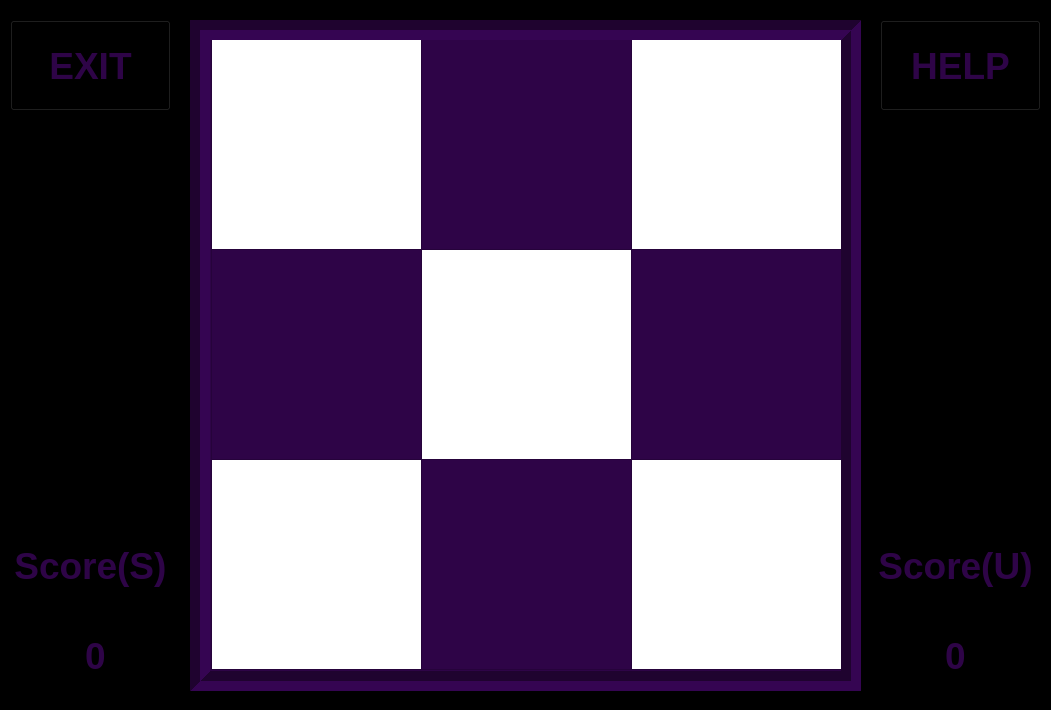
The window that susgame.ui (Mohammed-3tef/Tic_Tac_Masterpiece_GUI) describes before a commit, drawn with Qt 5.
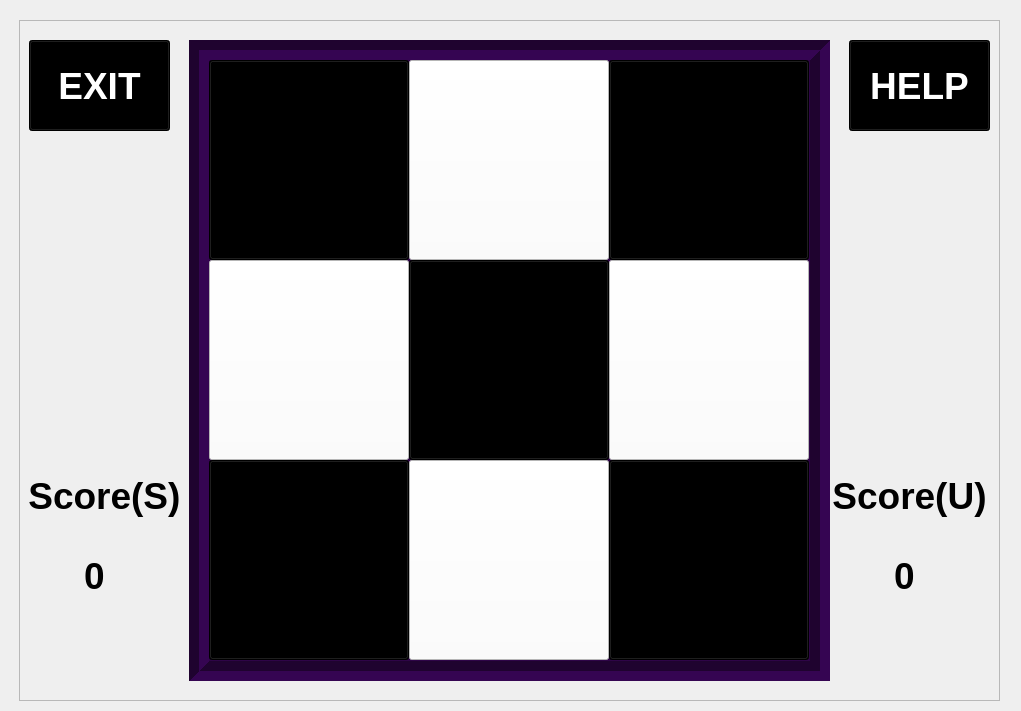
The same window after the commit.

The edit to the form file:
```diff
--- a/susgame.ui
+++ b/susgame.ui
@@ -6,521 +6,407 @@
    <rect>
     <x>0</x>
     <y>0</y>
-    <width>1051</width>
-    <height>710</height>
+    <width>1021</width>
+    <height>711</height>
    </rect>
   </property>
   <property name="windowTitle">
    <string>MainWindow</string>
   </property>
   <property name="styleSheet">
-   <string notr="true">background-color: rgb(0, 0, 0);
-color:  rgba(46, 4, 71, 255);
-text-align: center;
-    justify-content: center;
-    align-items: center;
-    display: flex;</string>
+   <string notr="true">QMainWindow {
+	background: qlineargradient(
+    spread:pad, 
+    x1:0, y1:0, 
+    x2:1, y2:0, 
+    stop:0 rgba(0, 0, 0, 255), 
+    stop:0.5 rgba(46, 4, 71, 255), 
+    stop:1 rgba(0, 0, 0, 255)
+);
+
+}</string>
   </property>
   <widget class="QWidget" name="centralwidget">
-   <widget class="QPushButton" name="exitButton">
+   <widget class="QFrame" name="sus">
     <property name="geometry">
      <rect>
-      <x>10</x>
+      <x>19</x>
       <y>20</y>
-      <width>161</width>
-      <height>91</height>
+      <width>981</width>
+      <height>681</height>
      </rect>
     </property>
-    <property name="font">
-     <font>
-      <pointsize>28</pointsize>
-      <bold>true</bold>
-     </font>
-    </property>
-    <property name="cursor">
-     <cursorShape>PointingHandCursor</cursorShape>
-    </property>
     <property name="layoutDirection">
      <enum>Qt::LayoutDirection::LeftToRight</enum>
     </property>
-    <property name="text">
-     <string>EXIT</string>
-    </property>
-    <property name="flat">
-     <bool>false</bool>
-    </property>
-   </widget>
-   <widget class="QLabel" name="ScoreU">
-    <property name="geometry">
-     <rect>
-      <x>870</x>
-      <y>530</y>
-      <width>171</width>
-      <height>71</height>
-     </rect>
-    </property>
-    <property name="font">
-     <font>
-      <pointsize>28</pointsize>
-      <bold>true</bold>
-     </font>
-    </property>
-    <property name="frameShape">
-     <enum>QFrame::Shape::NoFrame</enum>
-    </property>
-    <property name="lineWidth">
-     <number>5</number>
-    </property>
-    <property name="text">
-     <string>Score(U)</string>
-    </property>
-    <property name="alignment">
-     <set>Qt::AlignmentFlag::AlignCenter</set>
-    </property>
-   </widget>
-   <widget class="QLabel" name="SS">
-    <property name="geometry">
-     <rect>
-      <x>50</x>
-      <y>630</y>
-      <width>91</width>
-      <height>51</height>
-     </rect>
-    </property>
-    <property name="font">
-     <font>
-      <pointsize>28</pointsize>
-      <bold>true</bold>
-     </font>
-    </property>
-    <property name="frameShape">
-     <enum>QFrame::Shape::NoFrame</enum>
-    </property>
-    <property name="lineWidth">
-     <number>2</number>
-    </property>
-    <property name="text">
-     <string>0</string>
-    </property>
-    <property name="alignment">
-     <set>Qt::AlignmentFlag::AlignCenter</set>
-    </property>
-   </widget>
-   <widget class="QTableWidget" name="SUS">
-    <property name="geometry">
-     <rect>
-      <x>190</x>
-      <y>20</y>
-      <width>671</width>
-      <height>671</height>
-     </rect>
-    </property>
-    <property name="font">
-     <font>
-      <pointsize>72</pointsize>
-      <bold>true</bold>
-     </font>
-    </property>
-    <property name="layoutDirection">
-     <enum>Qt::LayoutDirection::RightToLeft</enum>
-    </property>
     <property name="styleSheet">
-     <string notr="true">color: rgb(0, 0, 0);
-selection-background-color: rgb(0,0,0);
-border-color: rgb(0, 0, 0);
-background-color:  rgba(46, 4, 71, 255);
-text-align: center;
-    justify-content: center;
-    align-items: center;
-    display: flex;</string>
+     <string notr="true"/>
     </property>
     <property name="frameShape">
-     <enum>QFrame::Shape::Box</enum>
+     <enum>QFrame::Shape::StyledPanel</enum>
     </property>
     <property name="frameShadow">
-     <enum>QFrame::Shadow::Sunken</enum>
+     <enum>QFrame::Shadow::Raised</enum>
     </property>
-    <property name="lineWidth">
-     <number>10</number>
-    </property>
-    <property name="midLineWidth">
-     <number>0</number>
-    </property>
-    <property name="verticalScrollBarPolicy">
-     <enum>Qt::ScrollBarPolicy::ScrollBarAsNeeded</enum>
-    </property>
-    <property name="horizontalScrollBarPolicy">
-     <enum>Qt::ScrollBarPolicy::ScrollBarAsNeeded</enum>
-    </property>
-    <property name="sizeAdjustPolicy">
-     <enum>QAbstractScrollArea::SizeAdjustPolicy::AdjustToContentsOnFirstShow</enum>
-    </property>
-    <property name="showGrid">
-     <bool>true</bool>
-    </property>
-    <property name="gridStyle">
-     <enum>Qt::PenStyle::SolidLine</enum>
-    </property>
-    <property name="sortingEnabled">
-     <bool>false</bool>
-    </property>
-    <property name="wordWrap">
-     <bool>false</bool>
-    </property>
-    <property name="cornerButtonEnabled">
-     <bool>false</bool>
-    </property>
-    <property name="rowCount">
-     <number>3</number>
-    </property>
-    <attribute name="horizontalHeaderVisible">
-     <bool>false</bool>
-    </attribute>
-    <attribute name="horizontalHeaderDefaultSectionSize">
-     <number>210</number>
-    </attribute>
-    <attribute name="verticalHeaderVisible">
-     <bool>false</bool>
-    </attribute>
-    <attribute name="verticalHeaderDefaultSectionSize">
-     <number>210</number>
-    </attribute>
-    <row>
-     <property name="text">
-      <string>row1</string>
+    <widget class="QFrame" name="boardsus">
+     <property name="geometry">
+      <rect>
+       <x>170</x>
+       <y>20</y>
+       <width>641</width>
+       <height>641</height>
+      </rect>
      </property>
-    </row>
-    <row>
-     <property name="text">
-      <string>row2</string>
+     <property name="styleSheet">
+      <string notr="true">background-color: rgba(46, 4, 71, 255);
+color:rgb(0,0,0);</string>
      </property>
-    </row>
-    <row>
-     <property name="text">
-      <string>row3</string>
+     <property name="frameShape">
+      <enum>QFrame::Shape::Box</enum>
      </property>
-    </row>
-    <column>
-     <property name="text">
-      <string>column1</string>
+     <property name="frameShadow">
+      <enum>QFrame::Shadow::Sunken</enum>
      </property>
-     <property name="foreground">
-      <brush brushstyle="CrossPattern">
-       <color alpha="255">
-        <red>0</red>
-        <green>0</green>
-        <blue>0</blue>
-       </color>
-      </brush>
+     <property name="lineWidth">
+      <number>10</number>
      </property>
-    </column>
-    <column>
-     <property name="text">
-      <string>column2</string>
+     <property name="midLineWidth">
+      <number>0</number>
      </property>
-    </column>
-    <column>
-     <property name="text">
-      <string>column3</string>
+     <widget class="QPushButton" name="x11">
+      <property name="geometry">
+       <rect>
+        <x>20</x>
+        <y>20</y>
+        <width>200</width>
+        <height>200</height>
+       </rect>
+      </property>
+      <property name="styleSheet">
+       <string notr="true">background-color:rgb(0,0,0);</string>
+      </property>
+      <property name="text">
+       <string/>
+      </property>
+     </widget>
+     <widget class="QPushButton" name="x12">
+      <property name="geometry">
+       <rect>
+        <x>220</x>
+        <y>20</y>
+        <width>200</width>
+        <height>200</height>
+       </rect>
+      </property>
+      <property name="styleSheet">
+       <string notr="true">background-color: rgb(255, 255, 255);</string>
+      </property>
+      <property name="text">
+       <string/>
+      </property>
+     </widget>
+     <widget class="QPushButton" name="x13">
+      <property name="geometry">
+       <rect>
+        <x>420</x>
+        <y>20</y>
+        <width>200</width>
+        <height>200</height>
+       </rect>
+      </property>
+      <property name="styleSheet">
+       <string notr="true">background-color:rgb(0,0,0);</string>
+      </property>
+      <property name="text">
+       <string/>
+      </property>
+     </widget>
+     <widget class="QPushButton" name="x22">
+      <property name="geometry">
+       <rect>
+        <x>220</x>
+        <y>220</y>
+        <width>200</width>
+        <height>200</height>
+       </rect>
+      </property>
+      <property name="styleSheet">
+       <string notr="true">background-color:rgb(0,0,0);</string>
+      </property>
+      <property name="text">
+       <string/>
+      </property>
+     </widget>
+     <widget class="QPushButton" name="x23">
+      <property name="geometry">
+       <rect>
+        <x>420</x>
+        <y>220</y>
+        <width>200</width>
+        <height>200</height>
+       </rect>
+      </property>
+      <property name="styleSheet">
+       <string notr="true">background-color: rgb(255, 255, 255);</string>
+      </property>
+      <property name="text">
+       <string/>
+      </property>
+     </widget>
+     <widget class="QPushButton" name="x32">
+      <property name="geometry">
+       <rect>
+        <x>220</x>
+        <y>420</y>
+        <width>200</width>
+        <height>200</height>
+       </rect>
+      </property>
+      <property name="styleSheet">
+       <string notr="true">background-color: rgb(255, 255, 255);</string>
+      </property>
+      <property name="text">
+       <string/>
+      </property>
+     </widget>
+     <widget class="QPushButton" name="x21">
+      <property name="geometry">
+       <rect>
+        <x>20</x>
+        <y>220</y>
+        <width>200</width>
+        <height>200</height>
+       </rect>
+      </property>
+      <property name="styleSheet">
+       <string notr="true">background-color: rgb(255, 255, 255);</string>
+      </property>
+      <property name="text">
+       <string/>
+      </property>
+     </widget>
+     <widget class="QPushButton" name="x31">
+      <property name="geometry">
+       <rect>
+        <x>20</x>
+        <y>420</y>
+        <width>200</width>
+        <height>200</height>
+       </rect>
+      </property>
+      <property name="styleSheet">
+       <string notr="true">background-color:rgb(0,0,0);</string>
+      </property>
+      <property name="text">
+       <string/>
+      </property>
+     </widget>
+     <widget class="QPushButton" name="x33">
+      <property name="geometry">
+       <rect>
+        <x>420</x>
+        <y>420</y>
+        <width>200</width>
+        <height>200</height>
+       </rect>
+      </property>
+      <property name="styleSheet">
+       <string notr="true">background-color:rgb(0,0,0);</string>
+      </property>
+      <property name="text">
+       <string/>
+      </property>
+     </widget>
+    </widget>
+    <widget class="QPushButton" name="exitButton">
+     <property name="geometry">
+      <rect>
+       <x>10</x>
+       <y>20</y>
+       <width>141</width>
+       <height>91</height>
+      </rect>
      </property>
-    </column>
-    <item row="0" column="0">
-     <property name="text">
-      <string/>
-     </property>
      <property name="font">
       <font>
-       <pointsize>72</pointsize>
+       <pointsize>28</pointsize>
        <bold>true</bold>
       </font>
      </property>
-     <property name="textAlignment">
-      <set>AlignCenter</set>
+     <property name="cursor">
+      <cursorShape>PointingHandCursor</cursorShape>
      </property>
-     <property name="background">
-      <brush brushstyle="SolidPattern">
-       <color alpha="255">
-        <red>255</red>
-        <green>255</green>
-        <blue>255</blue>
-       </color>
-      </brush>
+     <property name="layoutDirection">
+      <enum>Qt::LayoutDirection::LeftToRight</enum>
      </property>
-     <property name="foreground">
-      <brush brushstyle="NoBrush">
-       <color alpha="255">
-        <red>255</red>
-        <green>255</green>
-        <blue>252</blue>
-       </color>
-      </brush>
+     <property name="styleSheet">
+      <string notr="true">QPushButton{
+background-color: rgb(0, 0, 0);
+color: rgb(255, 255, 255);
+}
+
+QPushButton:hover {
+    background: qlineargradient(spread:pad, x1:0, y1:0, x2:1, y2:0, stop:0 rgba(0, 0, 0, 255), stop:1 rgb(33, 0, 50));
+    color: #ffffff; 
+border: 2px #000 solid;
+}</string>
      </property>
-    </item>
-    <item row="0" column="1">
      <property name="text">
-      <string/>
+      <string>EXIT</string>
      </property>
-     <property name="font">
-      <font>
-       <pointsize>72</pointsize>
-       <bold>true</bold>
-      </font>
+     <property name="flat">
+      <bool>false</bool>
      </property>
-     <property name="textAlignment">
-      <set>AlignCenter</set>
+    </widget>
+    <widget class="QPushButton" name="helpButton">
+     <property name="geometry">
+      <rect>
+       <x>830</x>
+       <y>20</y>
+       <width>141</width>
+       <height>91</height>
+      </rect>
      </property>
-    </item>
-    <item row="0" column="2">
-     <property name="text">
-      <string/>
-     </property>
      <property name="font">
       <font>
-       <pointsize>72</pointsize>
+       <pointsize>28</pointsize>
        <bold>true</bold>
       </font>
      </property>
-     <property name="textAlignment">
-      <set>AlignCenter</set>
+     <property name="cursor">
+      <cursorShape>PointingHandCursor</cursorShape>
      </property>
-     <property name="background">
-      <brush brushstyle="SolidPattern">
-       <color alpha="255">
-        <red>255</red>
-        <green>255</green>
-        <blue>255</blue>
-       </color>
-      </brush>
+     <property name="styleSheet">
+      <string notr="true">QPushButton{
+background-color: rgb(0, 0, 0);
+color: rgb(255, 255, 255);
+}
+
+QPushButton:hover {
+    background: qlineargradient(spread:pad, x1:0, y1:0, x2:1, y2:0, stop:0 rgba(0, 0, 0, 255), stop:1 rgb(33, 0, 50));
+    color: #ffffff; 
+border: 2px #000 solid;
+}</string>
      </property>
-     <property name="foreground">
-      <brush brushstyle="NoBrush">
-       <color alpha="251">
-        <red>255</red>
-        <green>255</green>
-        <blue>255</blue>
-       </color>
-      </brush>
-     </property>
-    </item>
-    <item row="1" column="0">
      <property name="text">
-      <string/>
+      <string>HELP</string>
      </property>
+    </widget>
+    <widget class="QLabel" name="ScoreU">
+     <property name="geometry">
+      <rect>
+       <x>810</x>
+       <y>440</y>
+       <width>161</width>
+       <height>71</height>
+      </rect>
+     </property>
      <property name="font">
       <font>
-       <pointsize>72</pointsize>
+       <pointsize>28</pointsize>
        <bold>true</bold>
       </font>
      </property>
-     <property name="textAlignment">
-      <set>AlignCenter</set>
+     <property name="frameShape">
+      <enum>QFrame::Shape::NoFrame</enum>
      </property>
-    </item>
-    <item row="1" column="1">
+     <property name="lineWidth">
+      <number>5</number>
+     </property>
      <property name="text">
-      <string/>
+      <string>Score(U)</string>
      </property>
+     <property name="alignment">
+      <set>Qt::AlignmentFlag::AlignCenter</set>
+     </property>
+    </widget>
+    <widget class="QLabel" name="UU">
+     <property name="geometry">
+      <rect>
+       <x>840</x>
+       <y>530</y>
+       <width>91</width>
+       <height>51</height>
+      </rect>
+     </property>
      <property name="font">
       <font>
-       <pointsize>72</pointsize>
+       <pointsize>28</pointsize>
        <bold>true</bold>
       </font>
      </property>
-     <property name="textAlignment">
-      <set>AlignCenter</set>
+     <property name="frameShape">
+      <enum>QFrame::Shape::NoFrame</enum>
      </property>
-     <property name="background">
-      <brush brushstyle="SolidPattern">
-       <color alpha="255">
-        <red>255</red>
-        <green>255</green>
-        <blue>255</blue>
-       </color>
-      </brush>
+     <property name="lineWidth">
+      <number>2</number>
      </property>
-     <property name="foreground">
-      <brush brushstyle="NoBrush">
-       <color alpha="255">
-        <red>255</red>
-        <green>255</green>
-        <blue>255</blue>
-       </color>
-      </brush>
-     </property>
-    </item>
-    <item row="1" column="2">
      <property name="text">
-      <string/>
+      <string>0</string>
      </property>
-     <property name="font">
-      <font>
-       <pointsize>72</pointsize>
-       <bold>true</bold>
-      </font>
+     <property name="alignment">
+      <set>Qt::AlignmentFlag::AlignCenter</set>
      </property>
-     <property name="textAlignment">
-      <set>AlignCenter</set>
+    </widget>
+    <widget class="QLabel" name="ScoreS">
+     <property name="geometry">
+      <rect>
+       <x>10</x>
+       <y>440</y>
+       <width>161</width>
+       <height>71</height>
+      </rect>
      </property>
-    </item>
-    <item row="2" column="0">
-     <property name="text">
-      <string/>
-     </property>
      <property name="font">
       <font>
-       <pointsize>72</pointsize>
+       <pointsize>28</pointsize>
        <bold>true</bold>
       </font>
      </property>
-     <property name="textAlignment">
-      <set>AlignCenter</set>
+     <property name="frameShape">
+      <enum>QFrame::Shape::NoFrame</enum>
      </property>
-     <property name="background">
-      <brush brushstyle="SolidPattern">
-       <color alpha="255">
-        <red>255</red>
-        <green>255</green>
-        <blue>255</blue>
-       </color>
-      </brush>
+     <property name="frameShadow">
+      <enum>QFrame::Shadow::Plain</enum>
      </property>
-     <property name="foreground">
-      <brush brushstyle="NoBrush">
-       <color alpha="255">
-        <red>255</red>
-        <green>255</green>
-        <blue>255</blue>
-       </color>
-      </brush>
+     <property name="lineWidth">
+      <number>5</number>
      </property>
-    </item>
-    <item row="2" column="1">
      <property name="text">
-      <string/>
+      <string>Score(S) </string>
      </property>
-     <property name="font">
-      <font>
-       <pointsize>72</pointsize>
-       <bold>true</bold>
-      </font>
+     <property name="alignment">
+      <set>Qt::AlignmentFlag::AlignCenter</set>
      </property>
-     <property name="textAlignment">
-      <set>AlignCenter</set>
+    </widget>
+    <widget class="QLabel" name="SS">
+     <property name="geometry">
+      <rect>
+       <x>30</x>
+       <y>530</y>
+       <width>91</width>
+       <height>51</height>
+      </rect>
      </property>
-    </item>
-    <item row="2" column="2">
-     <property name="text">
-      <string/>
-     </property>
      <property name="font">
       <font>
-       <pointsize>72</pointsize>
+       <pointsize>28</pointsize>
        <bold>true</bold>
       </font>
      </property>
-     <property name="textAlignment">
-      <set>AlignCenter</set>
+     <property name="frameShape">
+      <enum>QFrame::Shape::NoFrame</enum>
      </property>
-     <property name="background">
-      <brush brushstyle="SolidPattern">
-       <color alpha="255">
-        <red>255</red>
-        <green>255</green>
-        <blue>255</blue>
-       </color>
-      </brush>
+     <property name="lineWidth">
+      <number>2</number>
      </property>
-     <property name="foreground">
-      <brush brushstyle="NoBrush">
-       <color alpha="255">
-        <red>255</red>
-        <green>255</green>
-        <blue>255</blue>
-       </color>
-      </brush>
+     <property name="text">
+      <string>0</string>
      </property>
-    </item>
-   </widget>
-   <widget class="QLabel" name="UU">
-    <property name="geometry">
-     <rect>
-      <x>910</x>
-      <y>630</y>
-      <width>91</width>
-      <height>51</height>
-     </rect>
-    </property>
-    <property name="font">
-     <font>
-      <pointsize>28</pointsize>
-      <bold>true</bold>
-     </font>
-    </property>
-    <property name="frameShape">
-     <enum>QFrame::Shape::NoFrame</enum>
-    </property>
-    <property name="lineWidth">
-     <number>2</number>
-    </property>
-    <property name="text">
-     <string>0</string>
-    </property>
-    <property name="alignment">
-     <set>Qt::AlignmentFlag::AlignCenter</set>
-    </property>
-   </widget>
-   <widget class="QPushButton" name="helpButton">
-    <property name="geometry">
-     <rect>
-      <x>880</x>
-      <y>20</y>
-      <width>161</width>
-      <height>91</height>
-     </rect>
-    </property>
-    <property name="font">
-     <font>
-      <pointsize>28</pointsize>
-      <bold>true</bold>
-     </font>
-    </property>
-    <property name="cursor">
-     <cursorShape>PointingHandCursor</cursorShape>
-    </property>
-    <property name="text">
-     <string>HELP</string>
-    </property>
-   </widget>
-   <widget class="QLabel" name="ScoreS">
-    <property name="geometry">
-     <rect>
-      <x>10</x>
-      <y>530</y>
-      <width>171</width>
-      <height>71</height>
-     </rect>
-    </property>
-    <property name="font">
-     <font>
-      <pointsize>28</pointsize>
-      <bold>true</bold>
-     </font>
-    </property>
-    <property name="frameShape">
-     <enum>QFrame::Shape::NoFrame</enum>
-    </property>
-    <property name="frameShadow">
-     <enum>QFrame::Shadow::Plain</enum>
-    </property>
-    <property name="lineWidth">
-     <number>5</number>
-    </property>
-    <property name="text">
-     <string>Score(S) </string>
-    </property>
-    <property name="alignment">
-     <set>Qt::AlignmentFlag::AlignCenter</set>
-    </property>
+     <property name="alignment">
+      <set>Qt::AlignmentFlag::AlignCenter</set>
+     </property>
+    </widget>
    </widget>
   </widget>
  </widget>
```
